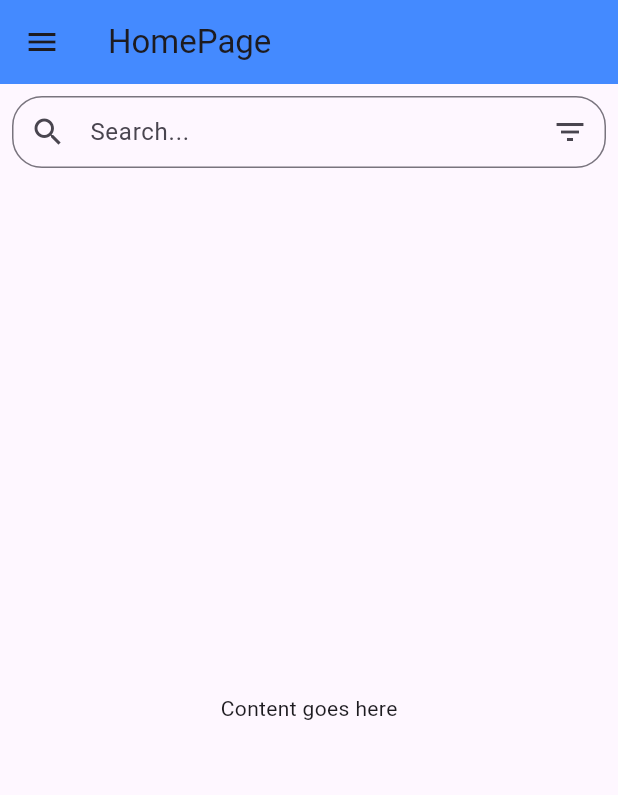
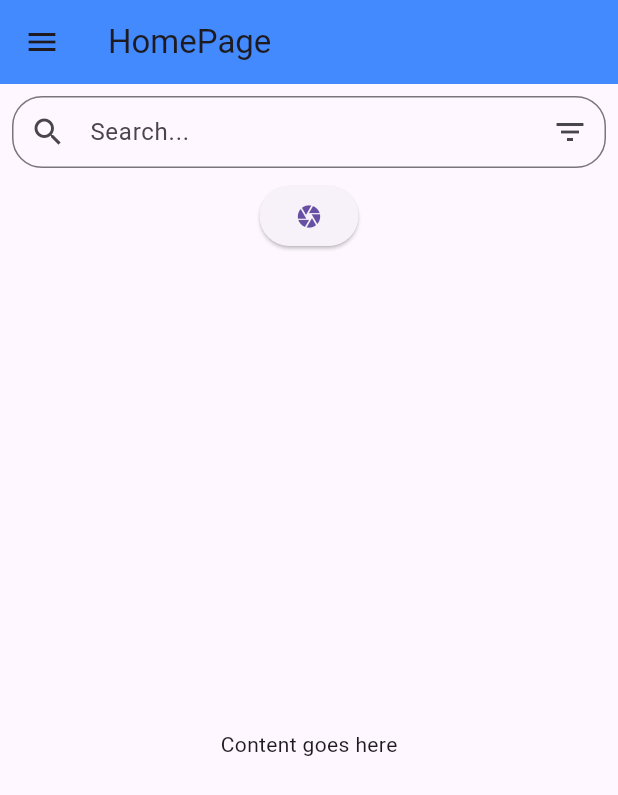
Before and after one commit to ReindorfN/market_navigator, a Flutter app: the screen it shows after launch, on a phone screen of 412 x 824 dp. Shown: the top 795 px of the screen. Run offline on Flutter 3.47's test engine with Material 3 defaults, Android fonts, the phone set to English and light mode, and no system bars.

Commit message:
Started homepage frontend.

```diff
--- a/lib/Screens/home_screen.dart
+++ b/lib/Screens/home_screen.dart
@@ -1,4 +1,5 @@
 import 'package:flutter/material.dart';
+// import 'package:market_navigator/Screens/barcode_scan.dart';
 import '../main.dart'
     as main_component; // Import NavigationDrawer from main.dart
 // import 'package:market_navigator/main.dart' as mainComponent;
@@ -46,6 +47,16 @@ class HomeScreen extends StatelessWidget {
               VerticalDivider(
                 color: Colors.amber,
               ),
+
+              ElevatedButton(
+                  onPressed: () {},
+                  // {
+                  //   Navigator.push(
+                  //       context,
+                  //       MaterialPageRoute(
+                  //           builder: (context) => const BarcodeScan()));
+                  // },
+                  child: const Icon(Icons.camera)),
               // Rest of your body content will go here
               const Expanded(child: Center(child: Text('Content goes here'))),
             ],
--- a/pubspec.yaml
+++ b/pubspec.yaml
@@ -34,6 +34,7 @@ dependencies:
   # The following adds the Cupertino Icons font to your application.
   # Use with the CupertinoIcons class for iOS style icons.
   cupertino_icons: ^1.0.8
+  # flutter_barcode_scanner: ^2.0.0
 
 dev_dependencies:
   flutter_test:
```
Also changed, not shown: pubspec.lock.
